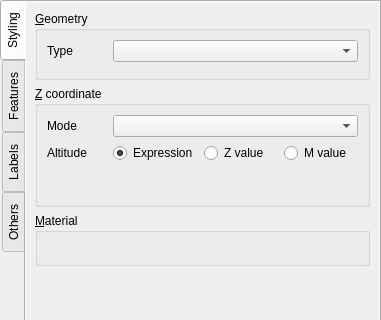
Above: gui/ui/vectorproperties.ui from minorua/Qgis2threejs before the change; both pictures show x 0 to 381 and y 0 to 320 of the 381 by 478 pixel window. Below: the same form after it.
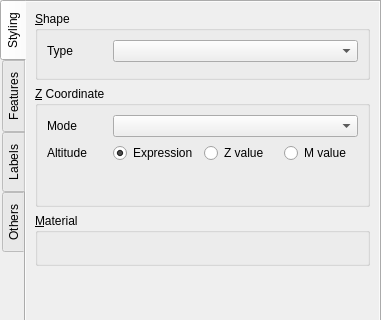
That is the form after the change. Custom widgets are drawn as their Qt base class.

Commit message:
rename Geometry group to Shape in vector properties dialog
- changed group box text to title case

```diff
--- a/gui/ui/vectorproperties.ui
+++ b/gui/ui/vectorproperties.ui
@@ -72,7 +72,7 @@
            <item>
             <widget class="QGroupBox" name="groupBox_Geometry">
              <property name="title">
-              <string>&amp;Geometry</string>
+              <string>&amp;Shape</string>
              </property>
              <layout class="QVBoxLayout" name="verticalLayout_7">
               <item>
@@ -113,7 +113,7 @@
            <item>
             <widget class="QGroupBox" name="groupBox_zCoordinate">
              <property name="title">
-              <string>&amp;Z coordinate</string>
+              <string>&amp;Z Coordinate</string>
              </property>
              <layout class="QVBoxLayout" name="verticalLayout_8">
               <item>
```
Left out of the diff: 6 changed lines with no effect on the pictures. The commit also changes 2 other files.
